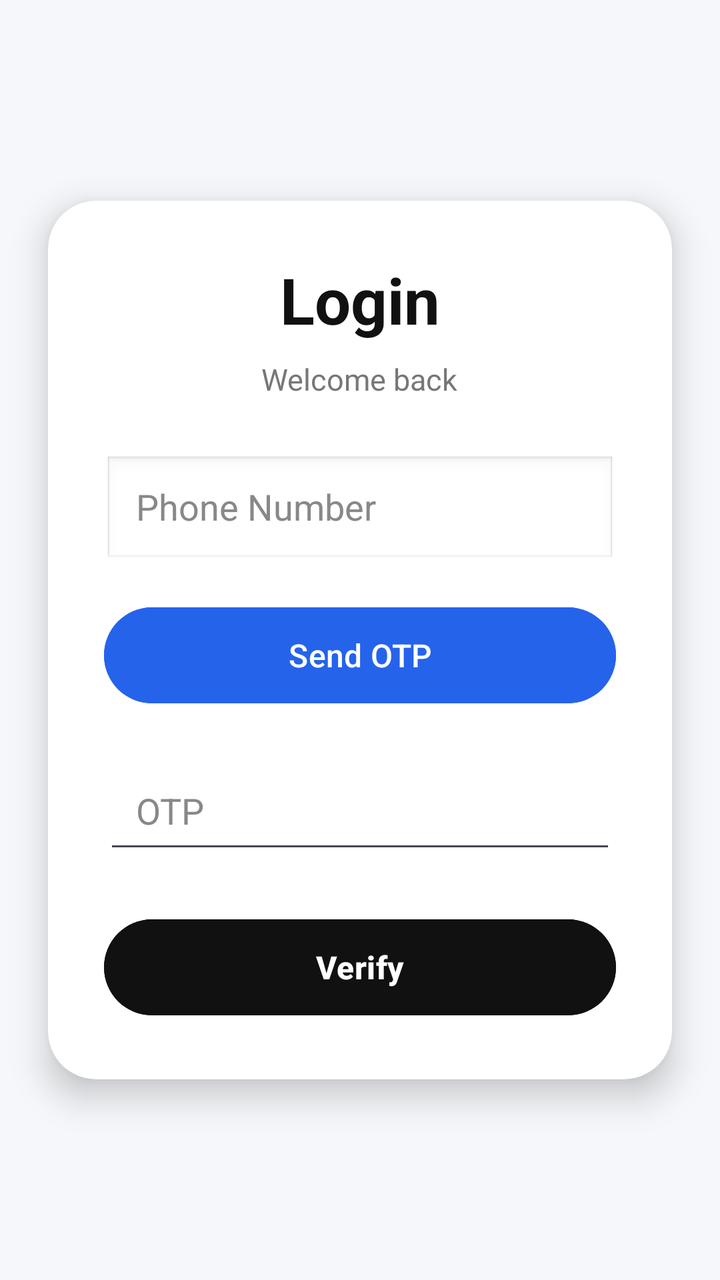
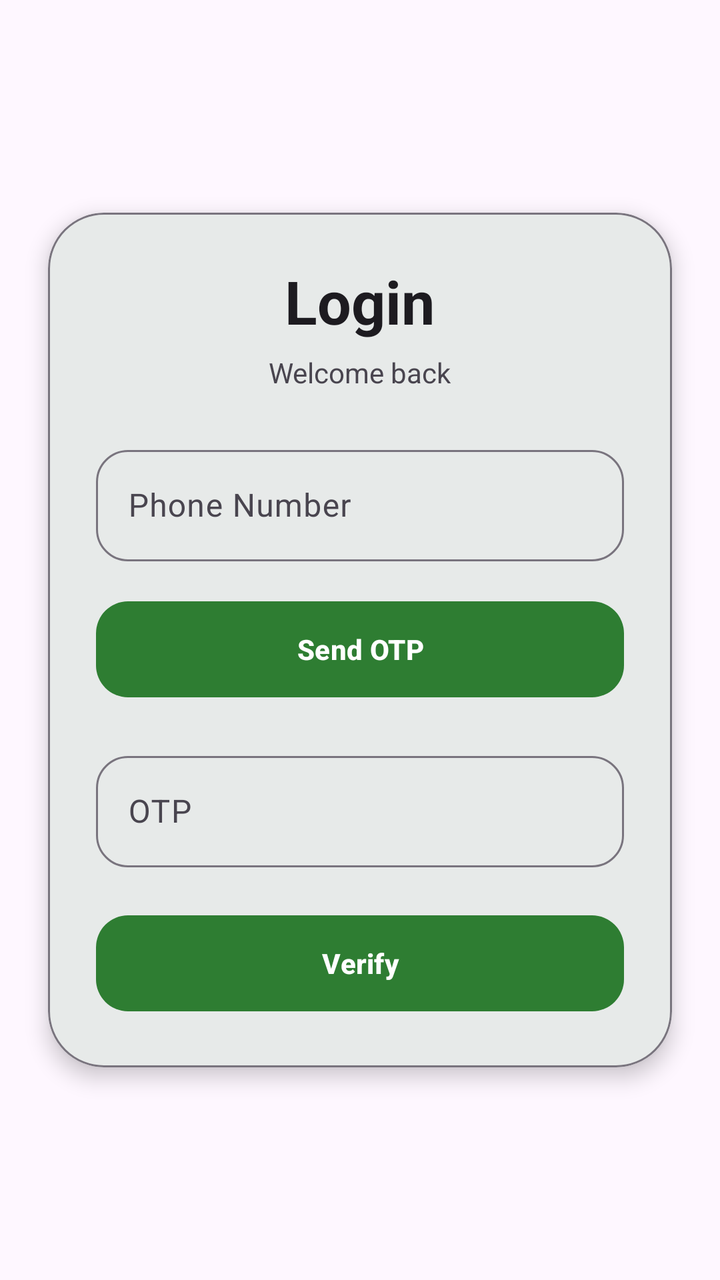

Two renders of the same Android screen: before a commit and after it. Below are the layout's source before the change and the commit's diff.
<!-- AndroidManifest.xml: application theme Theme.EaseGrocery -->
<!-- res/layout/activity_login.xml -->
<?xml version="1.0" encoding="utf-8"?>
<androidx.constraintlayout.widget.ConstraintLayout
    xmlns:android="http://schemas.android.com/apk/res/android"
    xmlns:app="http://schemas.android.com/apk/res-auto"
    xmlns:tools="http://schemas.android.com/tools"
    android:layout_width="match_parent"
    android:layout_height="match_parent"
    android:background="#F5F7FA"
    android:fitsSystemWindows="true"
    tools:context=".ui.auth.Login">

    <androidx.cardview.widget.CardView
        android:layout_width="0dp"
        android:layout_height="wrap_content"
        android:layout_margin="24dp"
        app:cardCornerRadius="24dp"
        app:cardElevation="10dp"
        app:layout_constraintTop_toTopOf="parent"
        app:layout_constraintBottom_toBottomOf="parent"
        app:layout_constraintStart_toStartOf="parent"
        app:layout_constraintEnd_toEndOf="parent">

        <LinearLayout
            android:layout_width="match_parent"
            android:layout_height="wrap_content"
            android:orientation="vertical"
            android:padding="28dp">

            <TextView
                android:layout_width="wrap_content"
                android:layout_height="wrap_content"
                android:text="@string/login"
                android:textSize="32sp"
                android:textStyle="bold"
                android:textColor="#111111"
                android:layout_gravity="center"
                android:layout_marginBottom="8dp"/>

            <TextView
                android:layout_width="wrap_content"
                android:layout_height="wrap_content"
                android:text="Welcome back"
                android:textSize="15sp"
                android:textColor="#777777"
                android:layout_gravity="center"
                android:layout_marginBottom="28dp"/>

            <EditText
                android:id="@+id/etPhone"
                android:layout_width="match_parent"
                android:layout_height="56dp"
                android:background="@android:drawable/edit_text"
                android:hint="@string/phone"
                android:inputType="phone"
                android:paddingStart="16dp"
                android:paddingEnd="16dp"
                android:textColor="#000000"
                android:textColorHint="#888888"/>

            <Button
                android:id="@+id/btnSendOtp"
                android:layout_width="match_parent"
                android:layout_height="56dp"
                android:text="@string/sendOtp"
                android:textAllCaps="false"
                android:textSize="16sp"
                android:backgroundTint="#2563EB"
                android:textColor="#FFFFFF"
                android:layout_marginTop="16dp"/>

            <EditText
                android:id="@+id/etOtp"
                android:layout_width="match_parent"
                android:layout_height="56dp"
                android:hint="@string/otp"
                android:inputType="number"
                android:maxLength="6"
                android:paddingStart="16dp"
                android:paddingEnd="16dp"
                android:textColor="#000000"
                android:textColorHint="#888888"
                android:layout_marginTop="20dp"/>

            <Button
                android:id="@+id/btnVerify"
                android:layout_width="match_parent"
                android:layout_height="56dp"
                android:text="@string/verify"
                android:textAllCaps="false"
                android:textSize="16sp"
                android:textStyle="bold"
                android:backgroundTint="#111111"
                android:textColor="#FFFFFF"
                android:layout_marginTop="24dp"/>

        </LinearLayout>

    </androidx.cardview.widget.CardView>

</androidx.constraintlayout.widget.ConstraintLayout>
<!-- resources referenced by this layout -->
<resources>
  <string name="login">Login</string>
  <string name="otp">OTP</string>
  <string name="phone">Phone Number</string>
  <string name="sendOtp">Send OTP</string>
  <string name="verify">Verify</string>
  <style name="Theme.EaseGrocery" parent="Base.Theme.EaseGrocery" />
  <style name="Base.Theme.EaseGrocery" parent="Theme.Material3.DayNight.NoActionBar">
          
          
          <item name="android:windowDrawsSystemBarBackgrounds">true</item>
          <item name="android:windowTranslucentStatus">false</item>
      </style>
</resources>

<!-- the commit's change to res/layout/activity_login.xml (unified diff, before → after) -->
@@ -5,16 +5,18 @@
     xmlns:tools="http://schemas.android.com/tools"
     android:layout_width="match_parent"
     android:layout_height="match_parent"
-    android:background="#F5F7FA"
+    android:background="?attr/colorSurface"
     android:fitsSystemWindows="true"
     tools:context=".ui.auth.Login">
 
-    <androidx.cardview.widget.CardView
+    <com.google.android.material.card.MaterialCardView
         android:layout_width="0dp"
         android:layout_height="wrap_content"
         android:layout_margin="24dp"
-        app:cardCornerRadius="24dp"
-        app:cardElevation="10dp"
+        app:cardCornerRadius="28dp"
+        app:cardElevation="6dp"
+        app:cardBackgroundColor="?attr/colorSurface"
+        app:strokeColor="?attr/colorOutline"
         app:layout_constraintTop_toTopOf="parent"
         app:layout_constraintBottom_toBottomOf="parent"
         app:layout_constraintStart_toStartOf="parent"
@@ -24,77 +26,88 @@
             android:layout_width="match_parent"
             android:layout_height="wrap_content"
             android:orientation="vertical"
-            android:padding="28dp">
+            android:padding="24dp">
 
             <TextView
                 android:layout_width="wrap_content"
                 android:layout_height="wrap_content"
                 android:text="@string/login"
-                android:textSize="32sp"
+                android:textSize="30sp"
                 android:textStyle="bold"
-                android:textColor="#111111"
-                android:layout_gravity="center"
-                android:layout_marginBottom="8dp"/>
+                android:textColor="?attr/colorOnSurface"
+                android:layout_gravity="center"/>
 
             <TextView
                 android:layout_width="wrap_content"
                 android:layout_height="wrap_content"
                 android:text="Welcome back"
-                android:textSize="15sp"
-                android:textColor="#777777"
+                android:textSize="14sp"
+                android:textColor="?attr/colorOnSurfaceVariant"
                 android:layout_gravity="center"
-                android:layout_marginBottom="28dp"/>
+                android:layout_marginTop="6dp"
+                android:layout_marginBottom="24dp"/>
 
-            <EditText
-                android:id="@+id/etPhone"
+            
+            <com.google.android.material.textfield.TextInputLayout
+                android:layout_width="match_parent"
+                android:layout_height="wrap_content"
+                android:hint="@string/phone"
+                app:boxBackgroundMode="outline"
+                app:boxCornerRadiusTopStart="16dp"
+                app:boxCornerRadiusTopEnd="16dp"
+                app:boxCornerRadiusBottomStart="16dp"
+                app:boxCornerRadiusBottomEnd="16dp">
+
+                <com.google.android.material.textfield.TextInputEditText
+                    android:id="@+id/etPhone"
+                    android:layout_width="match_parent"
+                    android:layout_height="wrap_content"
+                    android:inputType="phone"
+                    android:textColor="?attr/colorOnSurface"
+                    android:textColorHint="?attr/colorOnSurfaceVariant"/>
+            </com.google.android.material.textfield.TextInputLayout>
+
+            <com.google.android.material.button.MaterialButton
+                android:id="@+id/btnSendOtp"
+                style="@style/GreenButton"
                 android:layout_width="match_parent"
                 android:layout_height="56dp"
-                android:background="@android:drawable/edit_text"
-                android:hint="@string/phone"
-                android:inputType="phone"
-                android:paddingStart="16dp"
-                android:paddingEnd="16dp"
-                android:textColor="#000000"
-                android:textColorHint="#888888"/>
+                android:layout_marginTop="16dp"
+                android:text="@string/sendOtp"
+                android:textAllCaps="false"/>
 
-            <Button
-                android:id="@+id/btnSendOtp"
+            <com.google.android.material.textfield.TextInputLayout
+                android:layout_width="match_parent"
+                android:layout_height="wrap_content"
+                android:layout_marginTop="20dp"
+                android:hint="@string/otp"
+                app:boxBackgroundMode="outline"
+                app:boxCornerRadiusTopStart="16dp"
+                app:boxCornerRadiusTopEnd="16dp"
+                app:boxCornerRadiusBottomStart="16dp"
+                app:boxCornerRadiusBottomEnd="16dp">
+
+                <com.google.android.material.textfield.TextInputEditText
+                    android:id="@+id/etOtp"
+                    android:layout_width="match_parent"
+                    android:layout_height="wrap_content"
+                    android:inputType="number"
+                    android:maxLength="6"
+                    android:textColor="?attr/colorOnSurface"
+                    android:textColorHint="?attr/colorOnSurfaceVariant"/>
+            </com.google.android.material.textfield.TextInputLayout>
+
+            <com.google.android.material.button.MaterialButton
+                android:id="@+id/btnVerify"
+                style="@style/GreenButton"
                 android:layout_width="match_parent"
                 android:layout_height="56dp"
-                android:text="@string/sendOtp"
-                android:textAllCaps="false"
-                android:textSize="16sp"
-                android:backgroundTint="#2563EB"
-                android:textColor="#FFFFFF"
-                android:layout_marginTop="16dp"/>
-
-            <EditText
-                android:id="@+id/etOtp"
-                android:layout_width="match_parent"
-                android:layout_height="56dp"
-                android:hint="@string/otp"
-                android:inputType="number"
-                android:maxLength="6"
-                android:paddingStart="16dp"
-                android:paddingEnd="16dp"
-                android:textColor="#000000"
-                android:textColorHint="#888888"
-                android:layout_marginTop="20dp"/>
-
-            <Button
-                android:id="@+id/btnVerify"
-                android:layout_width="match_parent"
-                android:layout_height="56dp"
+                android:layout_marginTop="20dp"
                 android:text="@string/verify"
-                android:textAllCaps="false"
-                android:textSize="16sp"
-                android:textStyle="bold"
-                android:backgroundTint="#111111"
-                android:textColor="#FFFFFF"
-                android:layout_marginTop="24dp"/>
+                android:textAllCaps="false"/>
 
         </LinearLayout>
 
-    </androidx.cardview.widget.CardView>
+    </com.google.android.material.card.MaterialCardView>
 
 </androidx.constraintlayout.widget.ConstraintLayout>
<!-- resource entries referenced after the edit -->
@@ -5,12 +5,43 @@
   <string name="phone">Phone Number</string>
   <string name="sendOtp">Send OTP</string>
   <string name="verify">Verify</string>
-  <style name="Theme.EaseGrocery" parent="Base.Theme.EaseGrocery" />
-  <style name="Base.Theme.EaseGrocery" parent="Theme.Material3.DayNight.NoActionBar">
+  <style name="GreenButton" parent="Widget.Material3.Button">
+          <item name="backgroundTint">?attr/colorPrimary</item>
+          <item name="android:textColor">?attr/colorOnPrimary</item>
+          <item name="cornerRadius">16dp</item>
+          <item name="android:textStyle">bold</item>
+      </style>
+  <style name="Theme.EaseGrocery" parent="Theme.Material3.DayNight.NoActionBar">
+  
+          <item name="colorPrimary">@color/colorPrimary</item>
+          <item name="colorSecondary">@color/colorSecondary</item>
+  
+          <item name="android:windowBackground">@color/colorBackground</item>
+  
+          <item name="android:windowLightStatusBar">true</item>
+          <item name="android:statusBarColor">@android:color/transparent</item>
+          <item name="android:navigationBarColor">@android:color/transparent</item>
+  
           
-          
-          <item name="android:windowDrawsSystemBarBackgrounds">true</item>
-          <item name="android:windowTranslucentStatus">false</item>
+          <item name="shapeAppearanceSmallComponent">@style/ShapeAppearance.EaseGrocery.Small</item>
+          <item name="shapeAppearanceMediumComponent">@style/ShapeAppearance.EaseGrocery.Medium</item>
+          <item name="shapeAppearanceLargeComponent">@style/ShapeAppearance.EaseGrocery.Large</item>
+  
+      </style>
+  <color name="colorPrimary">#2E7D32</color>
+  <color name="colorSecondary">#66BB6A</color>
+  <color name="colorBackground">#F4FAF4</color>
+  <style name="ShapeAppearance.EaseGrocery.Small" parent="ShapeAppearance.Material3.SmallComponent">
+          <item name="cornerFamily">rounded</item>
+          <item name="cornerSize">12dp</item>
+      </style>
+  <style name="ShapeAppearance.EaseGrocery.Medium" parent="ShapeAppearance.Material3.MediumComponent">
+          <item name="cornerFamily">rounded</item>
+          <item name="cornerSize">18dp</item>
+      </style>
+  <style name="ShapeAppearance.EaseGrocery.Large" parent="ShapeAppearance.Material3.LargeComponent">
+          <item name="cornerFamily">rounded</item>
+          <item name="cornerSize">28dp</item>
       </style>
 </resources>
 
